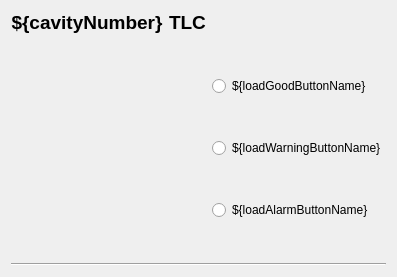
Qt form Derikka/EmbeddedSingleCavity.ui (slaclab/cavityDisplay) before a commit.
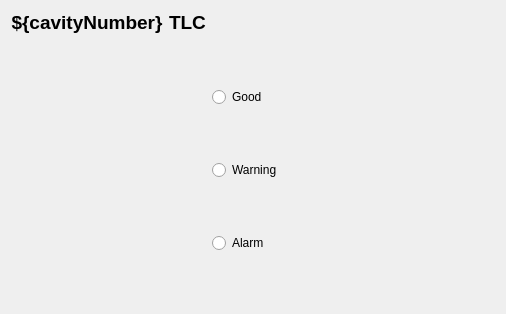
The same form after that commit. Custom widgets are drawn as their Qt base class.

Commit message: Condensed button connection code and deleted excess commented out code

What changed in the file:
```diff
--- a/Derikka/EmbeddedSingleCavity.ui
+++ b/Derikka/EmbeddedSingleCavity.ui
@@ -6,14 +6,14 @@
    <rect>
     <x>0</x>
     <y>0</y>
-    <width>381</width>
-    <height>277</height>
+    <width>506</width>
+    <height>314</height>
    </rect>
   </property>
   <property name="windowTitle">
    <string>Form</string>
   </property>
-  <layout class="QGridLayout" name="gridLayout_2">
+  <layout class="QFormLayout" name="formLayout">
    <item row="0" column="0">
     <layout class="QGridLayout" name="gridLayout">
      <item row="1" column="0">
@@ -133,7 +133,7 @@
           <string>${loadGoodButtonName}</string>
          </property>
          <property name="text">
-          <string>${loadGoodButtonName}</string>
+          <string>Good</string>
          </property>
         </widget>
        </item>
@@ -143,7 +143,7 @@
           <string>${loadWarningButtonName}</string>
          </property>
          <property name="text">
-          <string>${loadWarningButtonName}</string>
+          <string>Warning</string>
          </property>
         </widget>
        </item>
@@ -153,7 +153,7 @@
           <string>${loadAlarmButtonName}</string>
          </property>
          <property name="text">
-          <string>${loadAlarmButtonName}</string>
+          <string>Alarm</string>
          </property>
         </widget>
        </item>
@@ -161,13 +161,6 @@
      </item>
     </layout>
    </item>
-   <item row="1" column="0">
-    <widget class="Line" name="line">
-     <property name="orientation">
-      <enum>Qt::Horizontal</enum>
-     </property>
-    </widget>
-   </item>
   </layout>
  </widget>
  <customwidgets>
```
The commit also changes 2 other files.
